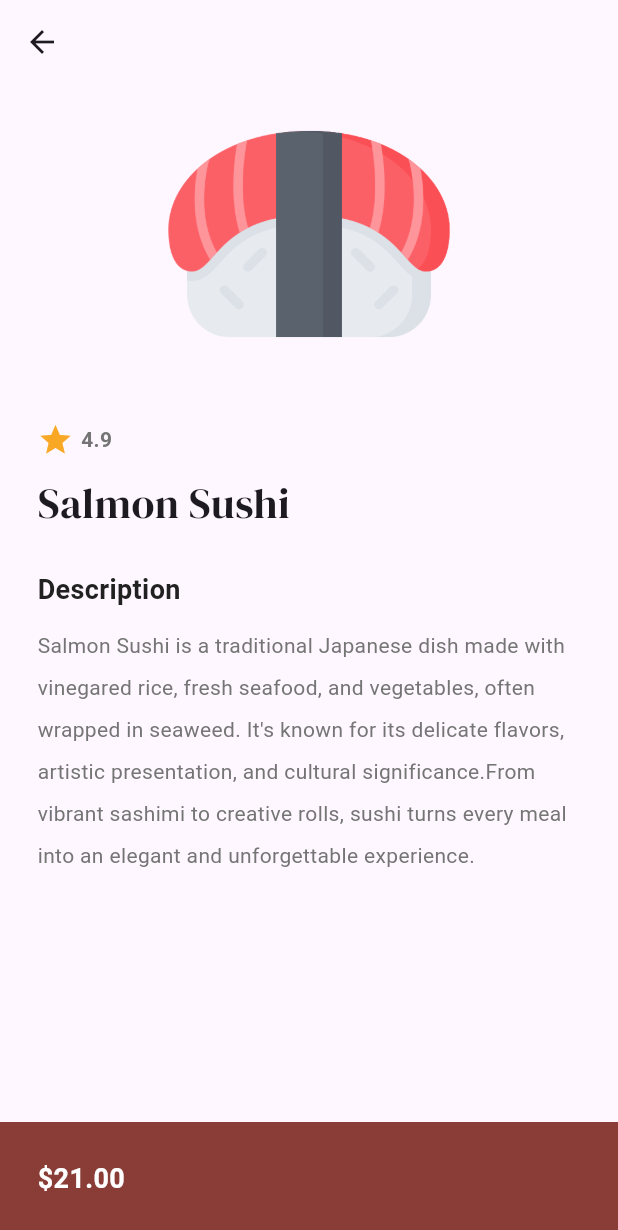
After one commit to namanmahajan2020/Sushi-Restaurant-App, a Flutter app: the MenuPage screen opened by its route, after a tap on "Salmon Sushi", on a phone screen of 412 x 824 dp. The commit adds this screen. Shown: the top 1230 px of the screen. Run offline on Flutter 3.47's test engine with Material 3 defaults, Android fonts, the phone set to English and light mode, and no system bars; our stand-ins replace google_fonts.

Commit message:
food details page

```diff
--- /dev/null
+++ b/lib/Pages/food_details_page.dart
@@ -0,0 +1,82 @@
+import 'package:flutter/material.dart';
+import 'package:google_fonts/google_fonts.dart';
+import 'package:sushi_restaurant_app/models/food.dart';
+import 'package:sushi_restaurant_app/theme/colors.dart';
+
+class FoodDetailsPage extends StatefulWidget {
+  final Food food;
+  const FoodDetailsPage({super.key, required this.food});
+
+  @override
+  State<FoodDetailsPage> createState() => _FoodDetailsPageState();
+}
+
+class _FoodDetailsPageState extends State<FoodDetailsPage> {
+  @override
+  Widget build(BuildContext context) {
+    return Scaffold(
+      appBar: AppBar(backgroundColor: Colors.transparent, elevation: 0),
+      body: Column(
+        children: [
+          Expanded(
+            child: Padding(
+              padding: const EdgeInsets.symmetric(horizontal: 25.0),
+              child: ListView(
+                children: [
+                  Image.asset(widget.food.iamgePath, height: 200),
+                  const SizedBox(height: 25),
+                  Row(
+                    children: [
+                      Icon(Icons.star, color: Colors.yellow[800]),
+                      SizedBox(width: 5),
+                      Text(
+                        widget.food.rating,
+                        style: TextStyle(
+                          color: Colors.grey[600],
+                          fontWeight: FontWeight.bold,
+                        ),
+                      ),
+                    ],
+                  ),
+                  const SizedBox(height: 10),
+                  Text(
+                    widget.food.name,
+                    style: GoogleFonts.dmSerifDisplay(fontSize: 28),
+                  ),
+                  const SizedBox(height: 25),
+                  Text(
+                    "Description",
+                    style: TextStyle(
+                      color: Colors.grey[900],
+                      fontWeight: FontWeight.bold,
+                      fontSize: 18,
+                    ),
+                  ),
+                  const SizedBox(height: 10),
+                  Text(
+                    widget.food.name +
+                        " is a traditional Japanese dish made with vinegared rice, fresh seafood, and vegetables, often wrapped in seaweed. It's known for its delicate flavors, artistic presentation, and cultural significance.From vibrant sashimi to creative rolls, sushi turns every meal into an elegant and unforgettable experience.",
+                    style: TextStyle(color: Colors.grey[600], height: 2),
+                  ),
+                ],
+              ),
+            ),
+          ),
+          Container(
+            color: primaryColor,
+            padding: const EdgeInsets.all(25),
+            child: Column(
+              children: [
+                Row(children: [Text("\$" + widget.food.price,style: TextStyle(
+                      color: Colors.white,
+                      fontWeight: FontWeight.bold,
+                      fontSize: 18,
+                    ),)]),
+              ],
+            ),
+          ),
+        ],
+      ),
+    );
+  }
+}
--- a/lib/Pages/menu_page.dart
+++ b/lib/Pages/menu_page.dart
@@ -1,5 +1,6 @@
 import 'package:flutter/material.dart';
 import 'package:google_fonts/google_fonts.dart';
+import 'package:sushi_restaurant_app/Pages/food_details_page.dart';
 import 'package:sushi_restaurant_app/components/button.dart';
 import 'package:sushi_restaurant_app/components/food_tile.dart';
 import 'package:sushi_restaurant_app/models/food.dart';
@@ -27,6 +28,14 @@ class _MenuePageState extends State<MenuPage> {
       rating: "4.3",
     ),
   ];
+
+  void navigateToFoodDetails(int index) {
+    Navigator.push(
+      context,
+      MaterialPageRoute(builder: (context) => FoodDetailsPage(food: foodMenu[index],)),
+    );
+  }
+
   @override
   Widget build(BuildContext context) {
     return Scaffold(
@@ -111,7 +120,11 @@ class _MenuePageState extends State<MenuPage> {
             child: ListView.builder(
               scrollDirection: Axis.horizontal,
               itemCount: foodMenu.length,
-              itemBuilder: (context, index) => FoodTile(food: foodMenu[index]),
+              itemBuilder:
+                  (context, index) => FoodTile(
+                    food: foodMenu[index],
+                    ontap: () => navigateToFoodDetails(index),
+                  ),
             ),
           ),
           const SizedBox(height: 25),
--- a/lib/components/food_tile.dart
+++ b/lib/components/food_tile.dart
@@ -4,11 +4,14 @@ import 'package:sushi_restaurant_app/models/food.dart';
 
 class FoodTile extends StatelessWidget {
   final Food food;
-  const FoodTile({super.key, required this.food});
+  final void Function()?  ontap;
+  const FoodTile({super.key, required this.food, required this.ontap});
 
   @override
   Widget build(BuildContext context) {
-    return Container(
+    return GestureDetector(
+      onTap: ontap,
+      child: Container(
         decoration: BoxDecoration(
           color: Colors.grey[100],
           borderRadius: BorderRadius.circular(20),
@@ -43,6 +46,7 @@ class FoodTile extends StatelessWidget {
             ),
           ],
         ),
+      ),
     );
   }
 }
```
Lines whose indentation alone changed are shown as unchanged.
